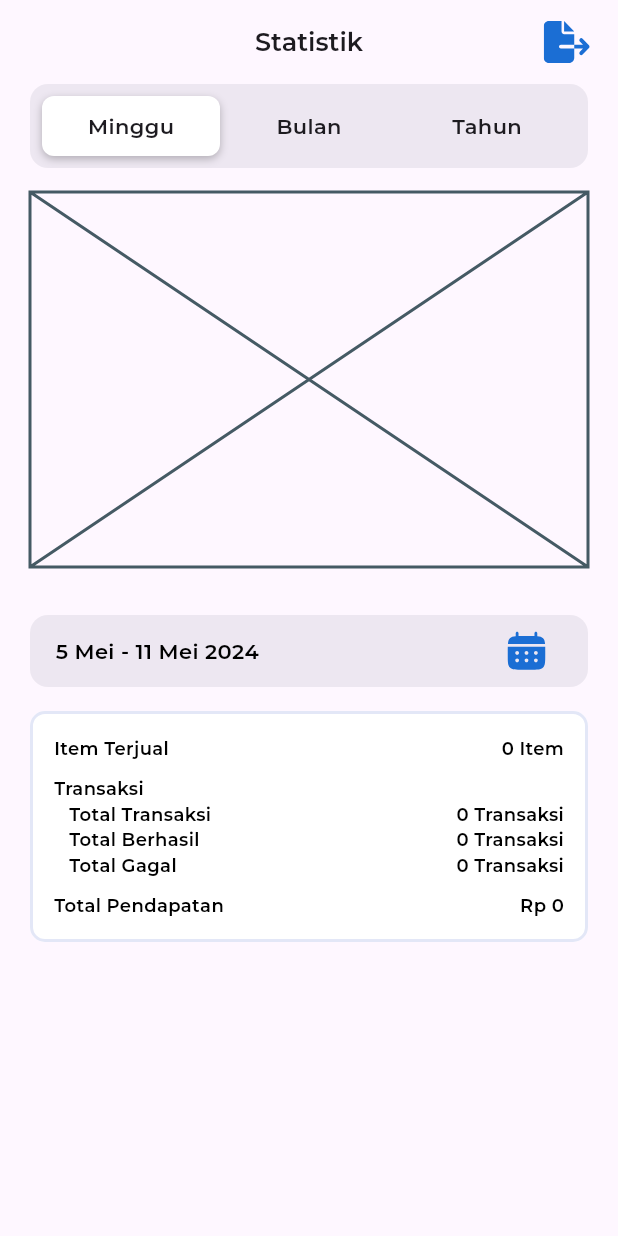
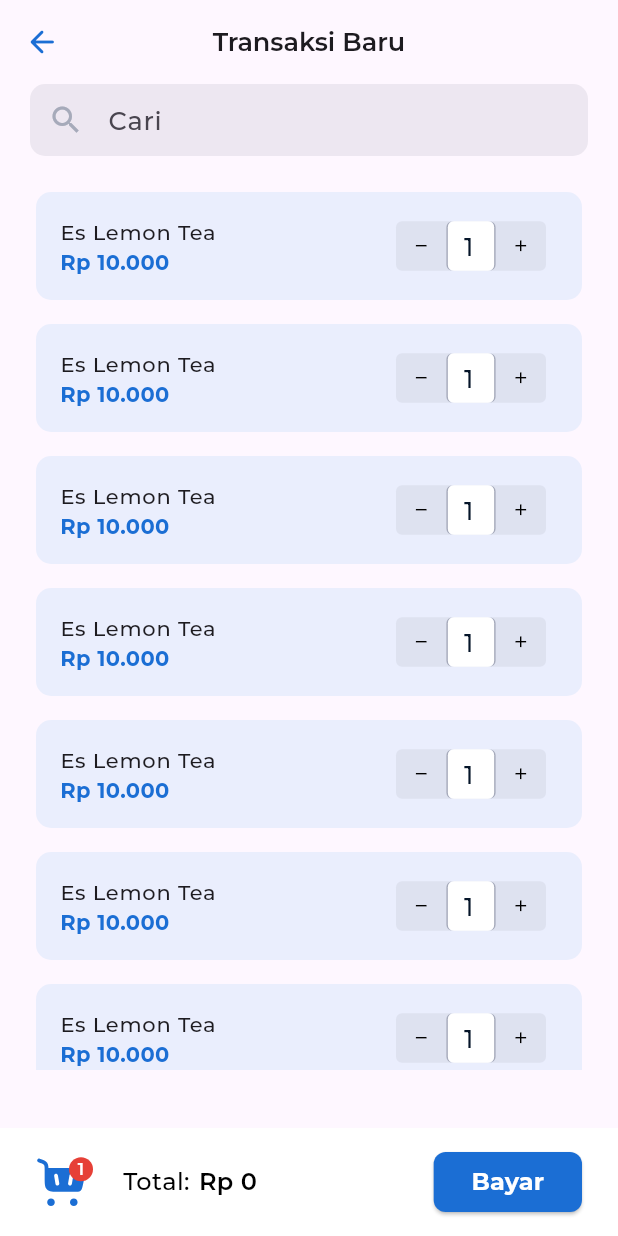
Before and after one commit to akmalzidani/pos_portal, a Flutter app: the screen it shows after launch, on a phone screen of 412 x 824 dp. Run offline on Flutter 3.47's test engine with Material 3 defaults, Android fonts, the phone set to English and light mode, and no system bars; drawn by our look-alikes of custom_sliding_segmented_control; our stand-ins replace flutter_svg; project files that could hold a hidden picture were left out.

Commit message:
slicing new_transaction done + counter

```diff
--- a/lib/main.dart
+++ b/lib/main.dart
@@ -14,7 +14,7 @@ class MainApp extends StatelessWidget {
   Widget build(BuildContext context) {
     return const MaterialApp(
       home: Scaffold(
-        body: StatsPage(),
+        body: NewTransactionPage(),
       ),
     );
   }
--- a/lib/pages/new_transaction_page.dart
+++ b/lib/pages/new_transaction_page.dart
@@ -1,21 +1,122 @@
 import 'package:flutter/material.dart';
+import 'package:flutter_svg/svg.dart';
 import 'package:pos_portal/layouts/body_template.dart';
 import 'package:pos_portal/utils/colors.dart';
+import 'package:pos_portal/widgets/card_list.dart';
+import 'package:pos_portal/widgets/search_field.dart';
 import 'package:pos_portal/widgets/topbar.dart';
 
-class newTransactionPage extends StatefulWidget {
-  const newTransactionPage({super.key});
+class NewTransactionPage extends StatefulWidget {
+  const NewTransactionPage({Key? key}) : super(key: key);
 
   @override
-  State<newTransactionPage> createState() => _newTransactionPageState();
+  State<NewTransactionPage> createState() => _NewTransactionPageState();
 }
 
-class _newTransactionPageState extends State<newTransactionPage> {
+class _NewTransactionPageState extends State<NewTransactionPage> {
   @override
   Widget build(BuildContext context) {
     return Scaffold(
       appBar: topBar(context: context, title: 'Transaksi Baru'),
-      body: BodyTemplate(child: Container()),
+      body: BodyTemplate(
+        child: Column(
+          children: [SearchField(), CardList()],
+        ),
+      ),
+      floatingActionButtonLocation: FloatingActionButtonLocation.centerDocked,
+      floatingActionButton: Container(
+        padding: EdgeInsets.symmetric(horizontal: 24, vertical: 12),
+        color: Colors.white,
+        child: Row(
+          mainAxisAlignment: MainAxisAlignment.spaceBetween,
+          children: [
+            Row(
+              children: [
+                Padding(
+                  padding: const EdgeInsets.only(right: 20),
+                  child: Stack(
+                    children: [
+                      Container(
+                        height: 33,
+                        width: 38,
+                      ),
+                      SvgPicture.asset(
+                        'assets/svg/icon_cart.svg',
+                        width: 33.25,
+                        height: 32.81,
+                      ),
+                      Positioned(
+                        right: 0,
+                        top: 0,
+                        child: Container(
+                          width: 16,
+                          height: 16,
+                          decoration: BoxDecoration(
+                            color: MyColors.error,
+                            borderRadius: BorderRadius.circular(8),
+                          ),
+                          child: Center(
+                            child: Text(
+                              '1',
+                              style: TextStyle(
+                                color: Colors.white,
+                                fontSize: 11,
+                                fontWeight: FontWeight.w600,
+                                fontFamily: 'Montserrat',
+                              ),
+                            ),
+                          ),
+                        ),
+                      ),
+                    ],
+                  ),
+                ),
+                const Padding(
+                  padding: EdgeInsets.only(right: 6),
+                  child: Text(
+                    'Total:',
+                    style: TextStyle(
+                        color: Colors.black,
+                        fontSize: 16,
+                        fontWeight: FontWeight.w500,
+                        fontFamily: 'Montserrat'),
+                  ),
+                ),
+                Text(
+                  'Rp 0',
+                  style: TextStyle(
+                      color: Colors.black,
+                      fontSize: 16,
+                      fontWeight: FontWeight.w600,
+                      fontFamily: 'Montserrat'),
+                ),
+              ],
+            ),
+            SizedBox(
+              width: MediaQuery.of(context).size.width * 0.24,
+              child: ElevatedButton(
+                style: ButtonStyle(
+                  backgroundColor: MaterialStateProperty.all(MyColors.primary),
+                  shape: MaterialStateProperty.all<RoundedRectangleBorder>(
+                    RoundedRectangleBorder(
+                      borderRadius: BorderRadius.circular(8),
+                    ),
+                  ),
+                ),
+                onPressed: () {},
+                child: Text(
+                  'Bayar',
+                  style: TextStyle(
+                      fontFamily: 'Montserrat',
+                      fontSize: 16,
+                      fontWeight: FontWeight.w700,
+                      color: Colors.white),
+                ),
+              ),
+            ),
+          ],
+        ),
+      ),
     );
   }
 }
--- /dev/null
+++ b/lib/widgets/card_list.dart
@@ -0,0 +1,73 @@
+import 'package:flutter/material.dart';
+import 'package:pos_portal/utils/colors.dart';
+import 'package:pos_portal/widgets/counter.dart';
+
+class CardList extends StatefulWidget {
+  late int jumlahItem = 1;
+
+  CardList({
+    super.key,
+  });
+
+  @override
+  State<CardList> createState() => _CardListState();
+}
+
+class _CardListState extends State<CardList> {
+  @override
+  Widget build(BuildContext context) {
+    return Container(
+      margin: EdgeInsets.only(top: 16, bottom: 24),
+      height: MediaQuery.of(context).size.height * 0.72,
+      child: ListView.builder(
+        itemBuilder: (context, index) {
+          // Replace this with your actual data retrieval logic
+          final String itemName = "Es Lemon Tea";
+          final String itemPrice = "Rp 10.000";
+
+          return Padding(
+            padding: const EdgeInsets.symmetric(vertical: 4.0),
+            child: Card(
+              elevation: 0,
+              shape: RoundedRectangleBorder(
+                borderRadius: BorderRadius.circular(10),
+              ),
+              color: MyColors.secondaryDisabled,
+              child: ListTile(
+                title: Text(
+                  itemName,
+                  style: TextStyle(
+                    fontFamily: 'Montserrat',
+                    fontWeight: FontWeight.w500,
+                    fontSize: 14,
+                  ),
+                ),
+                subtitle: Text(
+                  itemPrice,
+                  style: TextStyle(
+                    fontFamily: 'Montserrat',
+                    fontWeight: FontWeight.w700,
+                    fontSize: 14,
+                    color: MyColors.primary,
+                  ),
+                ),
+                trailing: SizedBox(
+                  width: 100,
+                  child: Counter(
+                    initialValue: widget.jumlahItem,
+                    onChanged: (value) {
+                      setState(() {
+                        widget.jumlahItem = value;
+                      });
+                    },
+                  ),
+                ),
+              ),
+            ),
+          );
+        },
+        itemCount: 10, // Change this to the actual number of items you have
+      ),
+    );
+  }
+}
--- /dev/null
+++ b/lib/widgets/counter.dart
@@ -0,0 +1,159 @@
+import 'package:flutter/material.dart';
+import 'package:flutter/services.dart';
+import 'package:pos_portal/utils/colors.dart';
+
+class Counter extends StatefulWidget {
+  final ValueSetter<int> onChanged;
+  final int? initialValue;
+
+  const Counter({super.key, required this.onChanged, this.initialValue});
+
+  @override
+  State<Counter> createState() => _CounterState();
+}
+
+class _CounterState extends State<Counter> {
+  @override
+  void initState() {
+    super.initState();
+    _countController =
+        TextEditingController(text: widget.initialValue.toString());
+    _counterValue = widget.initialValue ?? 1;
+  }
+
+  @override
+  void dispose() {
+    _countController
+        .dispose(); // Penting: memanggil dispose untuk menghindari memory leak
+    super.dispose();
+  }
+
+  late TextEditingController _countController;
+  int _counterValue = 1;
+
+  void _incrementCount() {
+    setState(() {
+      _counterValue++;
+      _countController.text = _counterValue.toString();
+      widget.onChanged(_counterValue);
+    });
+  }
+
+  void _decrementCount() {
+    setState(() {
+      if (_counterValue > 1) {
+        _counterValue--;
+        _countController.text = _counterValue.toString();
+        widget.onChanged(_counterValue);
+      }
+    });
+  }
+
+  @override
+  Widget build(BuildContext context) {
+    return Row(
+      children: [
+        Expanded(
+          child: Container(
+            width: MediaQuery.of(context).size.width * 0.07,
+            height: MediaQuery.of(context).size.width * 0.08,
+            decoration: BoxDecoration(
+              borderRadius: BorderRadius.circular(30),
+            ),
+            child: Stack(
+              children: [
+                Container(
+                  decoration: BoxDecoration(
+                    border: Border.all(color: Colors.transparent, width: 0),
+                    color: Color.fromRGBO(0, 0, 0, 0.05),
+                    borderRadius: BorderRadius.circular(4),
+                  ),
+                  clipBehavior: Clip.hardEdge,
+                ),
+                Row(
+                  mainAxisAlignment: MainAxisAlignment.spaceBetween,
+                  children: [
+                    Center(
+                      widthFactor: 0.7,
+                      child: IconButton(
+                        onPressed: _decrementCount,
+                        icon: const Icon(Icons.remove),
+                        iconSize: MediaQuery.of(context).size.width * 0.03,
+                        color: Colors.black,
+                      ),
+                    ),
+                    Expanded(
+                      child: Container(
+                        decoration: BoxDecoration(
+                          borderRadius: BorderRadius.circular(4),
+                          border: const Border(
+                            left: BorderSide(color: MyColors.neutral, width: 1),
+                            right:
+                                BorderSide(color: MyColors.neutral, width: 1),
+                          ),
+                        ),
+                        child: TextFormField(
+                          controller: _countController, // Update this line
+                          keyboardType: TextInputType.number,
+                          textAlign: TextAlign.center,
+                          inputFormatters: [
+                            FilteringTextInputFormatter.allow(
+                                RegExp(r'[0-9]')), // Filter hanya angka
+                            FilteringTextInputFormatter.deny(RegExp(
+                                r'^0+(?!$)')), // Filter agar tidak dimulai dengan 0 kecuali jika 0 adalah satu-satunya angka
+                          ],
+                          validator: (value) {
+                            final intValue = int.tryParse(value!);
+                            if (intValue == null || intValue < 1) {
+                              return 'Nilai minimum adalah 1';
+                            }
+                            return null;
+                          },
+                          onChanged: (value) {
+                            if (value.isEmpty) {
+                              _countController.text = '1';
+                              _counterValue = 1;
+                            } else {
+                              _counterValue = int.parse(value);
+                            }
+                          },
+
+                          style: TextStyle(
+                              fontSize: 17,
+                              color: Color(0xFF051529),
+                              fontFamily: 'Montserrat',
+                              fontWeight: FontWeight.w500),
+                          decoration: const InputDecoration(
+                            filled: true,
+                            fillColor: Colors.white,
+                            border: OutlineInputBorder(
+                              borderSide: BorderSide.none,
+                              borderRadius: BorderRadius.horizontal(
+                                left: Radius.circular(4),
+                                right: Radius.circular(4),
+                              ),
+                            ),
+                            contentPadding: EdgeInsets.zero,
+                          ),
+                        ),
+                      ),
+                    ),
+                    Center(
+                      widthFactor: 0.7,
+                      child: IconButton(
+                        onPressed: _incrementCount,
+                        icon: const Icon(Icons.add),
+                        iconSize: MediaQuery.of(context).size.width * 0.03,
+                        color: Colors.black,
+                      ),
+                    ),
+                  ],
+                ),
+              ],
+            ),
+          ),
+        ),
+      ],
+    );
+  }
+}
--- /dev/null
+++ b/lib/widgets/search_field.dart
@@ -0,0 +1,29 @@
+import 'package:flutter/material.dart';
+import 'package:pos_portal/utils/colors.dart';
+
+class SearchField extends StatelessWidget {
+  const SearchField({
+    super.key,
+  });
+
+  @override
+  Widget build(BuildContext context) {
+    return TextFormField(
+      style: const TextStyle(fontFamily: 'Montserrat', fontSize: 17),
+      decoration: InputDecoration(
+        contentPadding: const EdgeInsets.symmetric(vertical: 0),
+        focusedBorder: OutlineInputBorder(
+          borderRadius: BorderRadius.circular(10),
+          borderSide: BorderSide(color: MyColors.primary),
+        ),
+        prefixIcon: Icon(Icons.search, color: MyColors.neutral),
+        border: OutlineInputBorder(
+            borderRadius: BorderRadius.circular(10),
+            borderSide: BorderSide.none),
+        filled: true,
+        fillColor: MyColors.tertiary,
+        hintText: 'Cari',
+      ),
+    );
+  }
+}
```
Also changed, not shown: assets/svg/icon_cart.svg (added).
